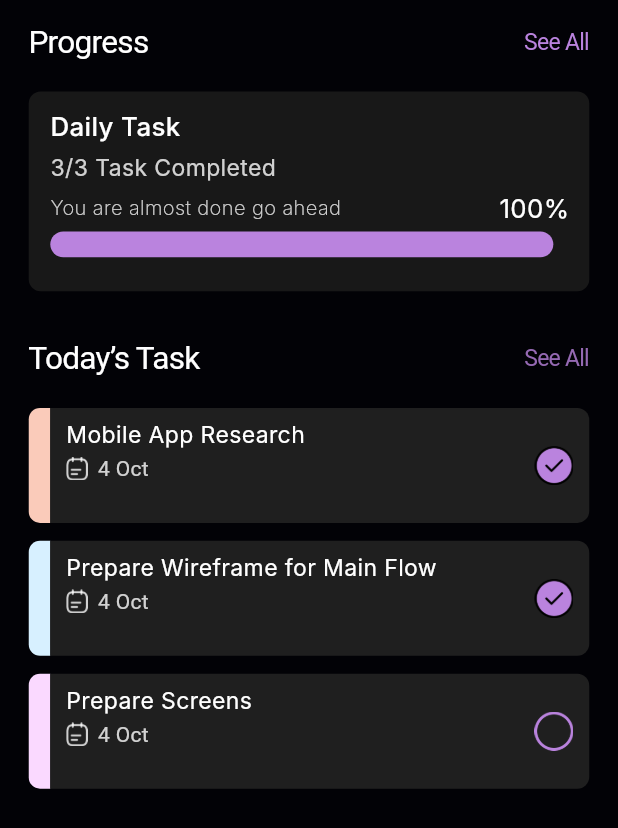
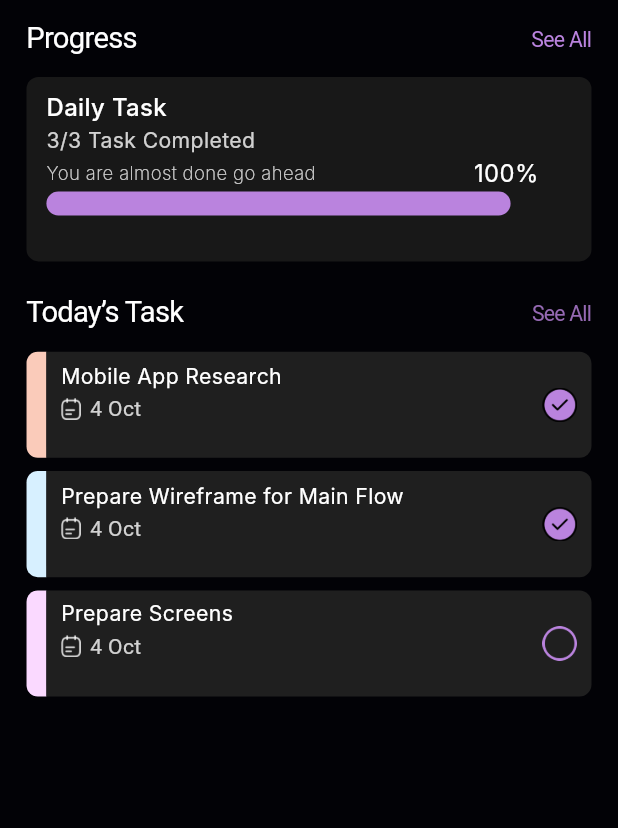
Before and after one commit to hidro-1408/exercise_flutter_anhHieu, a Flutter app: the screen it shows after launch, on a phone screen of 412 x 824 dp. Shown: the top 828 px of the screen. Run offline on Flutter 3.47's test engine with Material 3 defaults, Android fonts, the phone set to English and light mode, and no system bars; our stand-ins replace flutter_screenutil; Roboto replaces fonts that are missing (Inter).

Commit message:
fix lai khoang cachcach

```diff
--- a/buoi5/lib/main.dart
+++ b/buoi5/lib/main.dart
@@ -11,7 +11,7 @@
   @override
   Widget build(BuildContext context) {
     return ScreenUtilInit(
-      designSize: const Size(430, 690),
+      designSize: const Size(430, 932),
       minTextAdapt: true,
       splitScreenMode: true,
       // Use builder only if you need to use library outside ScreenUtilInit context
@@ -169,7 +169,6 @@
                         Expanded(
                           child: Container(
                             padding: EdgeInsets.all(11.sp),
-                            width: 376.sp,
                             height: 80.sp,
                             decoration: BoxDecoration(
                               color: Color(0xff1F1F1F),
@@ -215,8 +214,8 @@
                                 ),
                                 Image.asset(
                                   "assets/images/checkbox.png",
-                                  width: 26,
-                                  height: 26,
+                                  width: 26.sp,
+                                  height: 26.sp,
                                 ),
                               ],
                             ),
@@ -241,7 +240,6 @@
                         Expanded(
                           child: Container(
                             padding: EdgeInsets.all(11.sp),
-                            width: 376.sp,
                             height: 80.sp,
                             decoration: BoxDecoration(
                               color: Color(0xff1F1F1F),
@@ -287,8 +285,8 @@
                                 ),
                                 Image.asset(
                                   "assets/images/checkbox.png",
-                                  width: 26,
-                                  height: 26,
+                                  width: 26.sp,
+                                  height: 26.sp,
                                 ),
                               ],
                             ),
@@ -313,7 +311,6 @@
                         Expanded(
                           child: Container(
                             padding: EdgeInsets.all(11.sp),
-                            width: 376.sp,
                             height: 80.sp,
                             decoration: BoxDecoration(
                               color: Color(0xff1F1F1F),
@@ -334,7 +331,7 @@
                                         color: Colors.white,
                                         fontFamily: "Inter",
                                         fontSize: 16.sp,
-                                        height: 1,
+                                        height: 1.sp,
                                         fontWeight: FontWeight.w400,
                                       ),
                                     ),
@@ -359,8 +356,8 @@
                                 ),
                                 Image.asset(
                                   "assets/images/checkBoxFalse.png",
-                                  width: 26,
-                                  height: 26,
+                                  width: 26.sp,
+                                  height: 26.sp,
                                 ),
                               ],
                             ),
```
